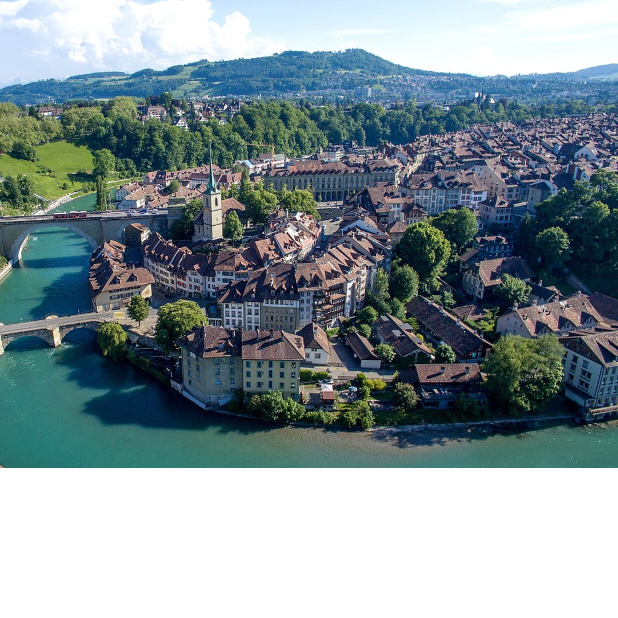
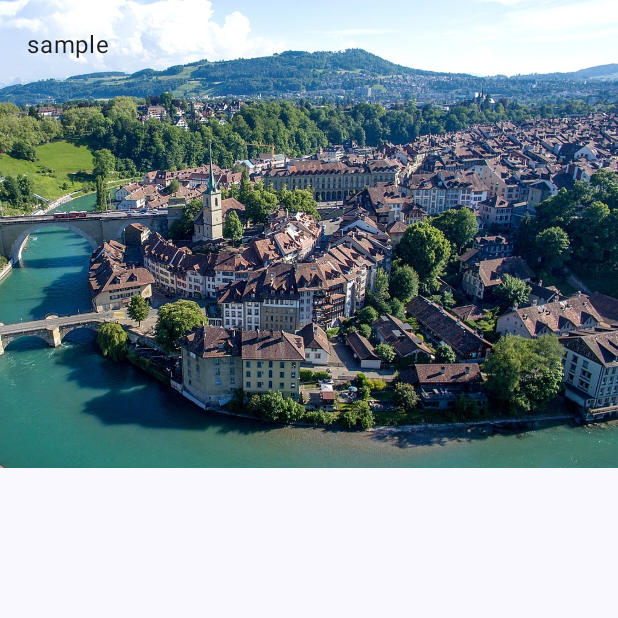
Before and after one commit to narcis-dpr/Modern-Android-Development, an Android app built with Jetpack Compose: the composable ImageWithAccessibility shown on its own in the app's theme, on a phone screen of 412 x 824 dp, the top half of it. Run offline under Robolectric (Android 15) with nearby library versions, the phone set to English and light mode, and no system bars.

Commit message:
basic phase -- add Accessibility to a sample compose: semantic

```diff
--- a/app/src/main/java/com/narcis/modern/components/accessibilty/Accessibility.kt
+++ b/app/src/main/java/com/narcis/modern/components/accessibilty/Accessibility.kt
@@ -1,9 +1,15 @@
 package com.narcis.modern.components.accessibilty
 
 import androidx.compose.foundation.Image
+import androidx.compose.foundation.layout.padding
+import androidx.compose.material3.Text
 import androidx.compose.runtime.Composable
+import androidx.compose.ui.Modifier
 import androidx.compose.ui.res.painterResource
 import androidx.compose.ui.res.stringResource
+import androidx.compose.ui.semantics.heading
+import androidx.compose.ui.semantics.semantics
+import androidx.compose.ui.unit.dp
 import com.narcis.modern.R
 
 @Composable
@@ -12,4 +18,9 @@ fun ImageWithAccessibility() {
         painter = painterResource(id = R.drawable.bernn),
         contentDescription = stringResource(id = R.string.city_images),
     )
+    Text(
+        text = stringResource(id = R.string.sample),
+        modifier = Modifier.padding(18.dp)
+            .semantics { heading() },
+    )
 }
```
